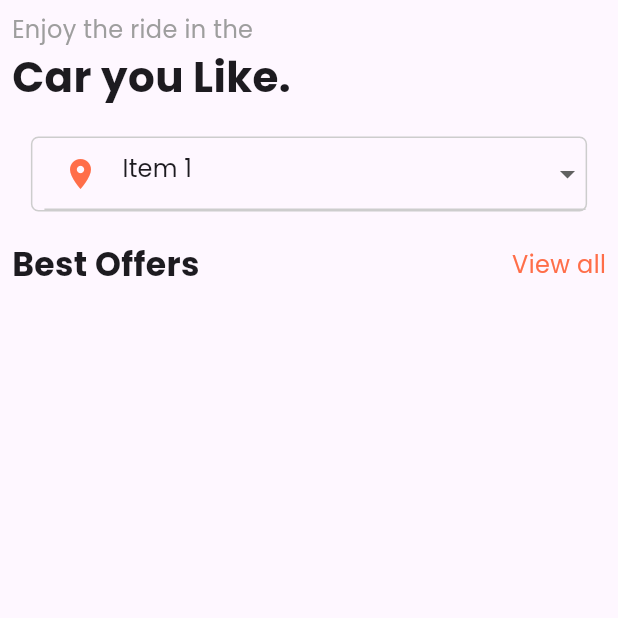
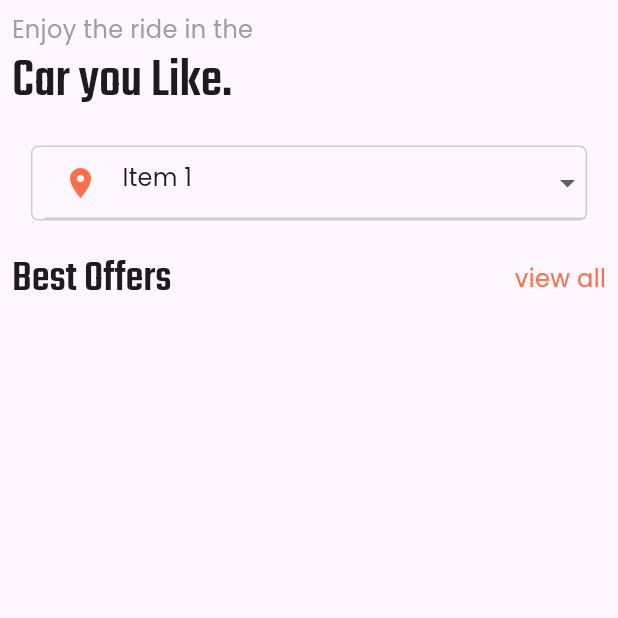
Before and after one commit to ahmedos999/car_rental, a Flutter app: the screen it shows after launch, on a phone screen of 412 x 824 dp, the top half of it. Run offline on Flutter 3.47's test engine with Material 2 defaults, Android fonts, the phone set to English and light mode, and no system bars.

Commit message:
set the theme data

```diff
--- a/lib/main.dart
+++ b/lib/main.dart
@@ -14,9 +14,17 @@ class MyApp extends StatelessWidget {
     return MaterialApp(
       title: 'Flutter Demo',
       theme: ThemeData(
-          colorScheme: ColorScheme.fromSeed(seedColor: Colors.deepPurple),
+          colorScheme: ColorScheme.fromSeed(
+              seedColor: Colors.deepPurple,
+              primary: Colors.black,
+              secondary: const Color(0xffff6e49),
+              tertiary: const Color.fromARGB(255, 205, 205, 205)),
           useMaterial3: true,
-          fontFamily: 'Poppins'),
+          fontFamily: 'Poppins',
+          textTheme: const TextTheme(
+              titleLarge: TextStyle(fontFamily: 'Teko', fontSize: 22),
+              bodyMedium: TextStyle(fontFamily: 'Poppins', fontSize: 18),
+              displaySmall: TextStyle(fontFamily: 'Poppins', fontSize: 18))),
       home: const HomePage(),
     );
   }
--- a/lib/presentation/Screens/home_page.dart
+++ b/lib/presentation/Screens/home_page.dart
@@ -1,3 +1,4 @@
+import 'package:car_rental/presentation/components/home_page_components.dart';
 import 'package:flutter/material.dart';
 
 class HomePage extends StatefulWidget {
@@ -26,13 +27,19 @@ class _HomePageState extends State<HomePage> {
           child: Column(
             crossAxisAlignment: CrossAxisAlignment.start,
             children: [
-              const Text(
+              Text(
                 'Enjoy the ride in the',
-                style: TextStyle(fontSize: 16, color: Colors.grey),
+                style: Theme.of(context)
+                    .textTheme
+                    .bodyMedium!
+                    .copyWith(color: Colors.grey, fontSize: 16),
               ),
-              const Text(
+              Text(
                 'Car you Like.',
-                style: TextStyle(fontSize: 28, fontWeight: FontWeight.w700),
+                style: Theme.of(context)
+                    .textTheme
+                    .titleLarge!
+                    .copyWith(fontSize: 36),
               ),
               const SizedBox(
                 height: 20,
@@ -42,22 +49,22 @@ class _HomePageState extends State<HomePage> {
                   width: MediaQuery.sizeOf(context).width * 0.9,
                   decoration: BoxDecoration(
                     border: Border.all(
-                        color: const Color.fromARGB(255, 205, 205, 205)),
+                        color: Theme.of(context).colorScheme.tertiary),
                     borderRadius: BorderRadius.circular(5),
                   ),
                   child: Padding(
                     padding: const EdgeInsets.only(left: 8),
                     child: DropdownButtonFormField(
-                      decoration: const InputDecoration(
+                      decoration: InputDecoration(
                         focusedBorder: UnderlineInputBorder(
                             borderSide: BorderSide(
-                                color: Color.fromARGB(255, 205, 205, 205))),
+                                color: Theme.of(context).colorScheme.tertiary)),
                         enabledBorder: UnderlineInputBorder(
                             borderSide: BorderSide(
-                                color: Color.fromARGB(255, 205, 205, 205))),
+                                color: Theme.of(context).colorScheme.tertiary)),
                         prefixIcon: Icon(
                           Icons.location_on,
-                          color: Color(0xffff6e49),
+                          color: Theme.of(context).colorScheme.secondary,
                         ),
                       ),
                       value: dropdownvalue,
@@ -78,19 +85,7 @@ class _HomePageState extends State<HomePage> {
               const SizedBox(
                 height: 20,
               ),
-              Row(
-                mainAxisAlignment: MainAxisAlignment.spaceBetween,
-                children: [
-                  Text(
-                    "Best Offers",
-                    style: TextStyle(fontWeight: FontWeight.w700, fontSize: 22),
-                  ),
-                  Text(
-                    "View all",
-                    style: TextStyle(fontSize: 16, color: Color(0xffff6e49)),
-                  )
-                ],
-              )
+              rowdata(context, 'Best Offers', 'view all')
             ],
           ),
         ),
--- /dev/null
+++ b/lib/presentation/components/home_page_components.dart
@@ -0,0 +1,18 @@
+import 'package:flutter/material.dart';
+
+Widget rowdata(BuildContext context, String title, String tail) {
+  return Row(
+    mainAxisAlignment: MainAxisAlignment.spaceBetween,
+    children: [
+      Text(
+        title,
+        style: Theme.of(context).textTheme.titleLarge!.copyWith(fontSize: 30),
+      ),
+      Text(
+        tail,
+        style: Theme.of(context).textTheme.bodyMedium!.copyWith(
+            color: Theme.of(context).colorScheme.secondary, fontSize: 16),
+      )
+    ],
+  );
+}
```
